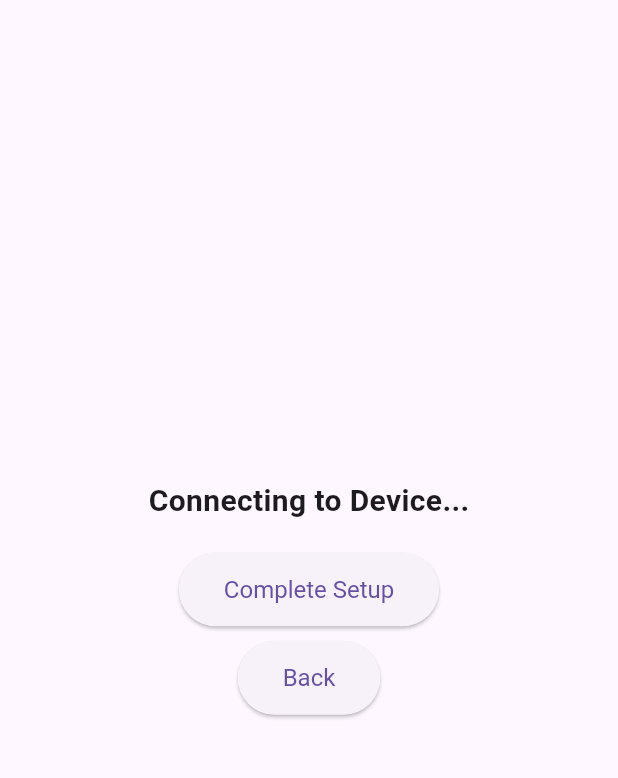
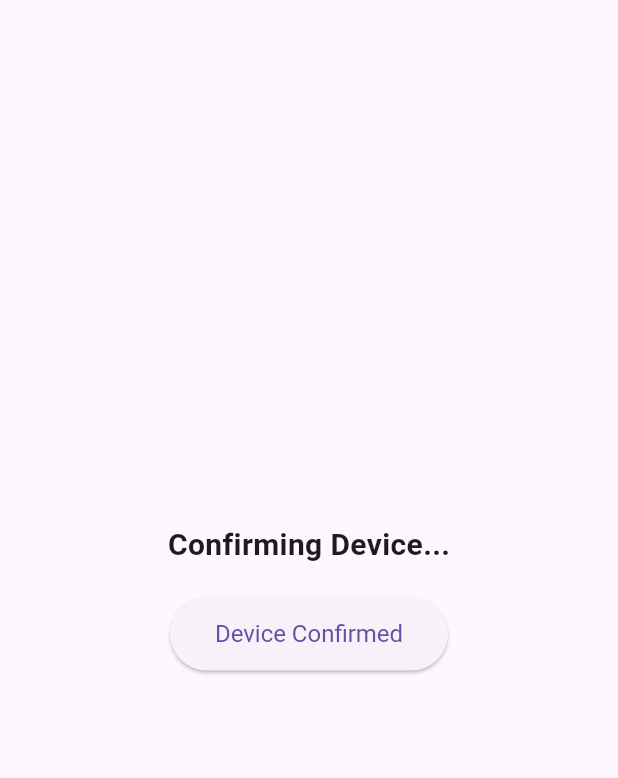
Before and after one commit to sakacyd/tugas_navigasi_prak_pbm, a Flutter app: the SetupFlowScreen screen opened directly, after a tap on "Device Found", on a phone screen of 412 x 824 dp, the part 63-841 px from its top. Run offline on Flutter 3.47's test engine with Material 3 defaults, Android fonts, the phone set to English and light mode, and no system bars.

Commit message:
fourth commit, nested navigation completed

```diff
--- a/nested_navigation/lib/main.dart
+++ b/nested_navigation/lib/main.dart
@@ -14,9 +14,7 @@ class MyApp extends StatelessWidget {
       theme: ThemeData(
         primarySwatch: Colors.teal,
         visualDensity: VisualDensity.adaptivePlatformDensity,
-        textTheme: const TextTheme(
-          bodyMedium: TextStyle(fontSize: 16),
-        ),
+        textTheme: const TextTheme(bodyMedium: TextStyle(fontSize: 16)),
       ),
       home: const HomeScreen(),
     );
@@ -30,10 +28,7 @@ class HomeScreen extends StatelessWidget {
   @override
   Widget build(BuildContext context) {
     return Scaffold(
-      appBar: AppBar(
-        title: const Text('Home'),
-        centerTitle: true,
-      ),
+      appBar: AppBar(title: const Text('Home'), centerTitle: true),
       body: Center(
         child: Column(
           mainAxisAlignment: MainAxisAlignment.center,
@@ -47,11 +42,16 @@ class HomeScreen extends StatelessWidget {
               onPressed: () {
                 Navigator.push(
                   context,
-                  MaterialPageRoute(builder: (context) => const SetupFlowScreen()),
+                  MaterialPageRoute(
+                    builder: (context) => const SetupFlowScreen(),
+                  ),
                 );
               },
               style: ElevatedButton.styleFrom(
-                padding: const EdgeInsets.symmetric(horizontal: 30, vertical: 15),
+                padding: const EdgeInsets.symmetric(
+                  horizontal: 30,
+                  vertical: 15,
+                ),
                 textStyle: const TextStyle(fontSize: 16),
               ),
               child: const Text('Start Setup Flow'),
@@ -77,6 +77,11 @@ class _SetupFlowScreenState extends State<SetupFlowScreen> {
 
   // Fungsi untuk navigasi ke ConnectDeviceScreen
   void _onDeviceFound() {
+    _navigatorKey.currentState!.pushNamed('confirm_device');
+  }
+
+  // Fungsi untuk konfirmasi device
+  void _onDeviceConfirmed() {
     _navigatorKey.currentState!.pushNamed('connect_device');
   }
 
@@ -106,8 +111,13 @@ class _SetupFlowScreenState extends State<SetupFlowScreen> {
             case 'find_devices':
               page = FindDevicesScreen(onDeviceFound: _onDeviceFound);
               break;
+            case 'confirm_device':
+              page = ConfirmDeviceScreen(onDeviceConfirmed: _onDeviceConfirmed);
+              break;
             case 'connect_device':
-              page = ConnectDeviceScreen(onSetupComplete: () => _completeSetup(context));
+              page = ConnectDeviceScreen(
+                onSetupComplete: () => _completeSetup(context),
+              );
               break;
             default:
               page = FindDevicesScreen(onDeviceFound: _onDeviceFound);
@@ -143,6 +153,37 @@ class FindDevicesScreen extends StatelessWidget {
               textStyle: const TextStyle(fontSize: 16),
             ),
             child: const Text('Device Found'),
+          ),
+        ],
+      ),
+    );
+  }
+}
+
+// Layar Konfirmasi Perangkat (ConfirmDeviceScreen)
+class ConfirmDeviceScreen extends StatelessWidget {
+  final VoidCallback onDeviceConfirmed;
+
+  const ConfirmDeviceScreen({super.key, required this.onDeviceConfirmed});
+
+  @override
+  Widget build(BuildContext context) {
+    return Center(
+      child: Column(
+        mainAxisAlignment: MainAxisAlignment.center,
+        children: [
+          const Text(
+            'Confirming Device...',
+            style: TextStyle(fontSize: 20, fontWeight: FontWeight.bold),
+          ),
+          const SizedBox(height: 20),
+          ElevatedButton(
+            onPressed: onDeviceConfirmed,
+            style: ElevatedButton.styleFrom(
+              padding: const EdgeInsets.symmetric(horizontal: 30, vertical: 15),
+              textStyle: const TextStyle(fontSize: 16),
+            ),
+            child: const Text('Device Confirmed'),
           ),
         ],
       ),
```
Also changed, not shown: 8 other files.
